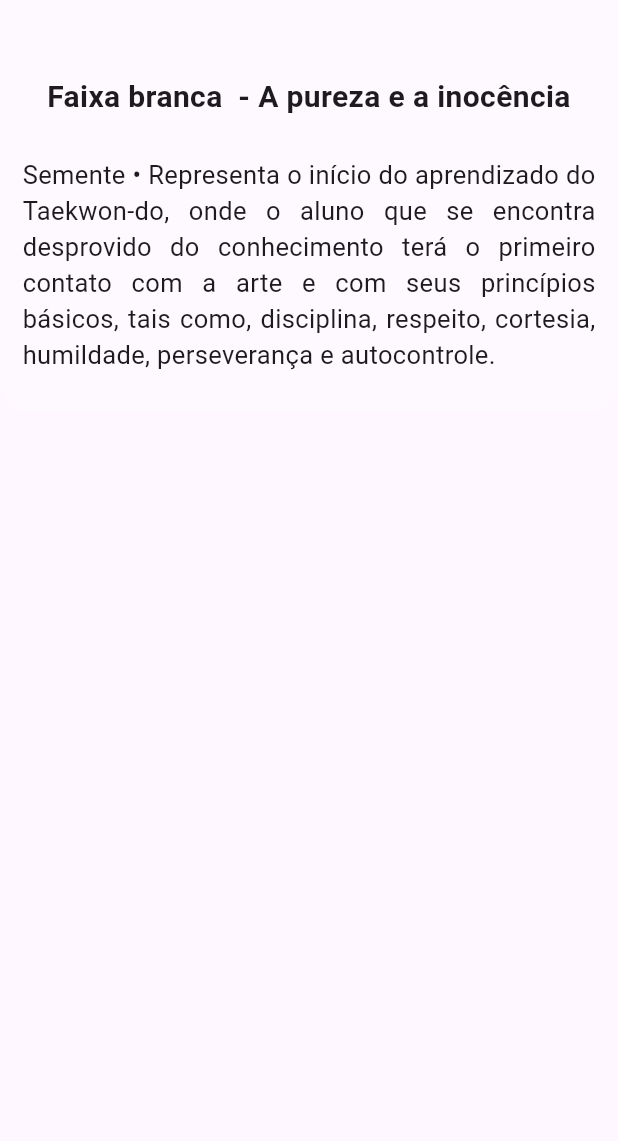
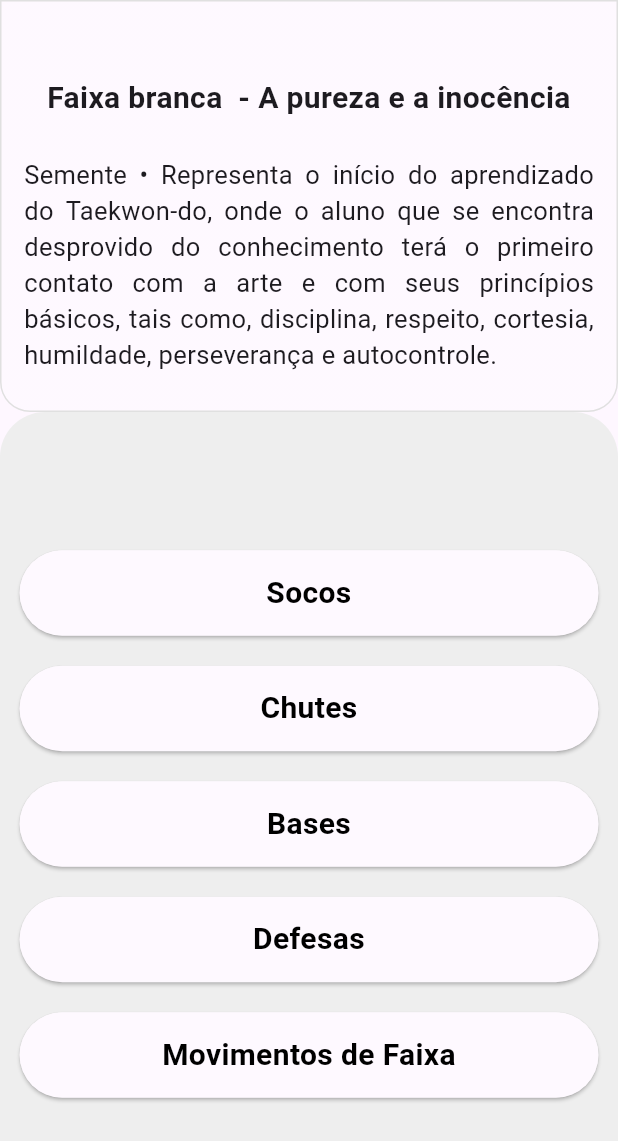
Before and after one commit to douglasadones/young_taekwondo_project_app, a Flutter app: the NavigationbarPage screen opened directly, after a tap on an icon or button, on a phone screen of 412 x 824 dp. Shown: the top 1141 px of the screen. Run offline on Flutter 3.47's test engine with Material 3 defaults, Android fonts, the phone set to English and light mode, and no system bars.

Commit message:
adicionando botoes de movimento

```diff
--- a/lib/src/controller/providers/data_provider.dart
+++ b/lib/src/controller/providers/data_provider.dart
@@ -6,8 +6,12 @@ import 'package:taekwondo_jovem/src/models/dictionary_translator_model.dart';
 import 'package:taekwondo_jovem/src/models/young_taekwondo_project_model.dart';
 
 class DataProvider extends ChangeNotifier {
+  Belt? currentBelt;
   List<Belt> beltList = ObjectDataCreator.beltCreator();
-  YoungTaekwondoProject projectInfoData = ObjectDataCreator.projectInfoCreator();
-  BasicKnowledges basicKnowledgesData = ObjectDataCreator.basicKnowledgesCreator();
-  DictionaryTranslator dictionaryTranslatorData = ObjectDataCreator.dictionaryCreator();
+  YoungTaekwondoProject projectInfoData =
+      ObjectDataCreator.projectInfoCreator();
+  BasicKnowledges basicKnowledgesData =
+      ObjectDataCreator.basicKnowledgesCreator();
+  DictionaryTranslator dictionaryTranslatorData =
+      ObjectDataCreator.dictionaryCreator();
 }
--- a/lib/src/my_app.dart
+++ b/lib/src/my_app.dart
@@ -1,9 +1,9 @@
 import 'package:flutter/material.dart';
 import 'package:provider/provider.dart';
 import 'package:taekwondo_jovem/src/controller/providers/data_provider.dart';
-import 'package:taekwondo_jovem/src/pages/belt_button_page.dart';
+import 'package:taekwondo_jovem/src/pages/selection_belt_page.dart';
 import 'package:taekwondo_jovem/src/pages/home_page.dart';
-import 'package:taekwondo_jovem/src/pages/single_belt_buttons_page.dart';
+import 'package:taekwondo_jovem/src/pages/selected_belt_geral_info_page.dart';
 
 class MyApp extends StatelessWidget {
   const MyApp({super.key});
@@ -22,8 +22,9 @@ class MyApp extends StatelessWidget {
         initialRoute: HomePage.id,
         routes: {
           HomePage.id: (context) => const HomePage(),
-          BeltButtonPage.id: (context) => const BeltButtonPage(),
-          SingleBeltButtonsPage.id: (context) => const SingleBeltButtonsPage(),
+          SelectionBeltPage.id: (context) => const SelectionBeltPage(),
+          SelectedBeltGeralInfoPage.id: (context) =>
+              const SelectedBeltGeralInfoPage(),
         },
       ),
     );
--- a/lib/src/pages/home_page.dart
+++ b/lib/src/pages/home_page.dart
@@ -1,13 +1,7 @@
 import 'package:flutter/material.dart';
 import 'package:taekwondo_jovem/src/consts.dart';
-import 'package:taekwondo_jovem/src/pages/belt_button_page.dart';
+import 'package:taekwondo_jovem/src/pages/selection_belt_page.dart';
 import 'package:taekwondo_jovem/src/utils/reusable_info_card.dart';
-
-enum InfoType {
-  youngTaekowndoProject,
-  knowledges,
-  belts,
-}
 
 class HomePage extends StatelessWidget {
   static String id = "home_page";
@@ -31,7 +25,7 @@ class HomePage extends StatelessWidget {
                   Navigator.push(
                       context,
                       MaterialPageRoute(
-                          builder: (context) => const BeltButtonPage()));
+                          builder: (context) => const SelectionBeltPage()));
                 },
                 cardName: "Faixas",
                 title: "Conteúdo por Faixa",
--- /dev/null
+++ b/lib/src/pages/selected_belt_geral_info_page.dart
@@ -0,0 +1,123 @@
+import 'package:flutter/material.dart';
+import 'package:provider/provider.dart';
+import 'package:taekwondo_jovem/src/controller/providers/data_provider.dart';
+import 'package:taekwondo_jovem/src/models/belt_model.dart';
+import 'package:taekwondo_jovem/src/utils/reusable_button.dart';
+
+class SelectedBeltGeralInfoPage extends StatelessWidget {
+  static String id = 'selected_belt_geral_info_page';
+  final bool? isStrip;
+
+  const SelectedBeltGeralInfoPage({super.key, this.isStrip});
+
+  @override
+  Widget build(BuildContext context) {
+    Belt belt = Provider.of<DataProvider>(context).currentBelt!;
+    return Scaffold(
+      body: Column(
+        crossAxisAlignment: CrossAxisAlignment.stretch,
+        children: [
+          Expanded(
+            child: Container(
+              decoration: BoxDecoration(
+                border: Border.all(color: Colors.grey.shade300),
+                borderRadius: const BorderRadius.only(
+                  bottomLeft: Radius.circular(20),
+                  bottomRight: Radius.circular(20),
+                ),
+                gradient: LinearGradient(
+                  begin: Alignment.centerLeft,
+                  end: Alignment.centerRight,
+                  colors: [
+                    belt.beltColor!.withOpacity(0.2),
+                    belt.beltColor!.withOpacity(0.2),
+                    (isStrip!)
+                        ? belt.stripColor!.withOpacity(0.2)
+                        : belt.beltColor!.withOpacity(0.2),
+                    belt.beltColor!.withOpacity(0.2),
+                  ],
+                ),
+              ),
+              child: Padding(
+                padding: const EdgeInsets.only(top: 50.0),
+                child: Column(
+                  mainAxisAlignment: MainAxisAlignment.center,
+                  children: [
+                    Center(
+                      child: Text(
+                        "Faixa ${belt.beltContent.color} ${(isStrip!) ? 'Ponteira' : ''} - ${belt.beltContent.meaning!.keys.first}",
+                        textAlign: TextAlign.center,
+                        style: const TextStyle(
+                            fontSize: 20.0, fontWeight: FontWeight.bold),
+                      ),
+                    ),
+                    Expanded(
+                      child: Center(
+                        child: Padding(
+                          padding: const EdgeInsets.all(15.0),
+                          child: SingleChildScrollView(
+                            controller: ScrollController(
+                                initialScrollOffset: CircularProgressIndicator
+                                    .strokeAlignCenter),
+                            physics: const AlwaysScrollableScrollPhysics(
+                                parent: BouncingScrollPhysics()),
+                            child: Text(
+                              belt.beltContent.meaning!.values.firstOrNull,
+                              textAlign: TextAlign.justify,
+                              style: const TextStyle(fontSize: 17.0),
+                            ),
+                          ),
+                        ),
+                      ),
+                    ),
+                  ],
+                ),
+              ),
+            ),
+          ),
+          Expanded(
+            flex: 2,
+            child: Container(
+              decoration: BoxDecoration(
+                borderRadius:
+                    const BorderRadius.vertical(top: Radius.circular(30.0)),
+                color: Colors.grey.shade200,
+              ),
+              child: const Padding(
+                padding: EdgeInsets.all(13.0),
+                child: Center(
+                  child: SingleChildScrollView(
+                    child: Column(
+                      crossAxisAlignment: CrossAxisAlignment.stretch,
+                      children: [
+                        ReusableButton(
+                          label: "Socos",
+                        ),
+                        SizedBox(height: 20.0),
+                        ReusableButton(
+                          label: "Chutes",
+                        ),
+                        SizedBox(height: 20.0),
+                        ReusableButton(
+                          label: "Bases",
+                        ),
+                        SizedBox(height: 20.0),
+                        ReusableButton(
+                          label: "Defesas",
+                        ),
+                        SizedBox(height: 20.0),
+                        ReusableButton(
+                          label: "Movimentos de Faixa",
+                        ),
+                      ],
+                    ),
+                  ),
+                ),
+              ),
+            ),
+          ),
+        ],
+      ),
+    );
+  }
+}
--- a/lib/src/pages/belt_button_page.dart
+++ b/lib/src/pages/selection_belt_page.dart
@@ -4,15 +4,15 @@ import 'package:taekwondo_jovem/src/consts.dart';
 import 'package:taekwondo_jovem/src/utils/belt_widget_class.dart';
 import 'package:taekwondo_jovem/src/controller/providers/data_provider.dart';
 
-class BeltButtonPage extends StatefulWidget {
-  static String id = 'faixa_page';
-  const BeltButtonPage({super.key});
+class SelectionBeltPage extends StatefulWidget {
+  static String id = 'selection_belt_page';
+  const SelectionBeltPage({super.key});
 
   @override
-  State<BeltButtonPage> createState() => _BeltButtonPageState();
+  State<SelectionBeltPage> createState() => _SelectionBeltPageState();
 }
 
-class _BeltButtonPageState extends State<BeltButtonPage> {
+class _SelectionBeltPageState extends State<SelectionBeltPage> {
   @override
   Widget build(BuildContext context) {
     final beltList = Provider.of<DataProvider>(context).beltList;
--- a/lib/src/pages/single_belt_buttons_page.dart
+++ /dev/null
@@ -1,83 +0,0 @@
-import 'package:flutter/material.dart';
-import 'package:taekwondo_jovem/src/models/belt_model.dart';
-
-class SingleBeltButtonsPage extends StatelessWidget {
-  static String id = 'SingleBeltButtonsPage';
-  final Belt? belt;
-  final bool? isStrip;
-
-  const SingleBeltButtonsPage({super.key, this.belt, this.isStrip});
-
-  @override
-  Widget build(BuildContext context) {
-    return Scaffold(
-      body: Column(
-        crossAxisAlignment: CrossAxisAlignment.stretch,
-        children: [
-          Expanded(
-            child: Container(
-              decoration: BoxDecoration(
-                borderRadius: const BorderRadius.only(
-                  bottomLeft: Radius.circular(20),
-                  bottomRight: Radius.circular(20),
-                ),
-                gradient: LinearGradient(
-                  begin: Alignment.centerLeft,
-                  end: Alignment.centerRight,
-                  colors: [
-                    belt!.beltColor!.withOpacity(0.2),
-                    belt!.beltColor!.withOpacity(0.2),
-                    (isStrip!)
-                        ? belt!.stripColor!.withOpacity(0.2)
-                        : belt!.beltColor!.withOpacity(0.2),
-                    belt!.beltColor!.withOpacity(0.2),
-                  ],
-                ),
-                // color: belt!.beltColor!.withOpacity(0.3),
-              ),
-              child: Padding(
-                padding: const EdgeInsets.only(top: 50.0),
-                child: Column(
-                  mainAxisAlignment: MainAxisAlignment.center,
-                  children: [
-                    Center(
-                      child: Text(
-                        "Faixa ${belt!.beltContent.color} ${(isStrip!) ? 'Ponteira' : ''} - ${belt!.beltContent.meaning!.keys.first}",
-                        textAlign: TextAlign.center,
-                        style: const TextStyle(
-                            fontSize: 20.0, fontWeight: FontWeight.bold),
-                      ),
-                    ),
-                    Expanded(
-                      child: Center(
-                        child: Padding(
-                          padding: const EdgeInsets.all(15.0),
-                          child: SingleChildScrollView(
-                            controller: ScrollController(
-                                initialScrollOffset: CircularProgressIndicator
-                                    .strokeAlignCenter),
-                            physics: const AlwaysScrollableScrollPhysics(
-                                parent: BouncingScrollPhysics()),
-                            child: Text(
-                              belt!.beltContent.meaning!.values.firstOrNull,
-                              textAlign: TextAlign.justify,
-                              style: const TextStyle(fontSize: 17.0),
-                            ),
-                          ),
-                        ),
-                      ),
-                    ),
-                  ],
-                ),
-              ),
-            ),
-          ),
-          Expanded(
-            flex: 2,
-            child: Container(),
-          ),
-        ],
-      ),
-    );
-  }
-}
--- a/lib/src/utils/belt_widget_class.dart
+++ b/lib/src/utils/belt_widget_class.dart
@@ -1,6 +1,8 @@
 import 'package:flutter/material.dart';
+import 'package:provider/provider.dart';
+import 'package:taekwondo_jovem/src/controller/providers/data_provider.dart';
 import 'package:taekwondo_jovem/src/models/belt_model.dart';
-import 'package:taekwondo_jovem/src/pages/single_belt_buttons_page.dart';
+import 'package:taekwondo_jovem/src/pages/selected_belt_geral_info_page.dart';
 
 class BeltWidget extends StatelessWidget {
   const BeltWidget({
@@ -28,14 +30,16 @@ class BeltWidget extends StatelessWidget {
           child: InkWell(
             borderRadius: BorderRadius.circular(13),
             onTap: () {
+              Provider.of<DataProvider>(context, listen: false).currentBelt =
+                  belt;
               Navigator.push(
-                  context,
-                  MaterialPageRoute(
-                    builder: (context) => SingleBeltButtonsPage(
-                      belt: belt,
-                      isStrip: (stripColor != null) ? true : false,
-                    ),
-                  ));
+                context,
+                MaterialPageRoute(
+                  builder: (context) => SelectedBeltGeralInfoPage(
+                    isStrip: (stripColor != null) ? true : false,
+                  ),
+                ),
+              );
             },
             child: Container(
               padding: const EdgeInsets.symmetric(vertical: 5),
--- a/lib/src/utils/navigationbar_page.dart
+++ b/lib/src/utils/navigationbar_page.dart
@@ -1,6 +1,6 @@
 import 'package:flutter/material.dart';
 
-import 'package:taekwondo_jovem/src/pages/belt_button_page.dart';
+import 'package:taekwondo_jovem/src/pages/selection_belt_page.dart';
 import 'package:taekwondo_jovem/src/pages/second_page.dart';
 import 'package:taekwondo_jovem/src/pages/home_page.dart';
 
@@ -40,7 +40,7 @@ class _NavigationbarPageState extends State<NavigationbarPage> {
         ],
       ),
       body: const <Widget>[
-        BeltButtonPage(),
+        SelectionBeltPage(),
         HomePage(),
         SecondPage(),
       ][selectedIndexPage],
--- /dev/null
+++ b/lib/src/utils/reusable_button.dart
@@ -0,0 +1,50 @@
+import 'package:flutter/material.dart';
+import 'package:provider/provider.dart';
+import 'package:taekwondo_jovem/src/controller/providers/data_provider.dart';
+
+class ReusableButton extends StatelessWidget {
+  final String label;
+  const ReusableButton({
+    required this.label,
+    super.key,
+  });
+
+  @override
+  Widget build(BuildContext context) {
+    return Material(
+      borderRadius: BorderRadius.circular(30.0),
+      elevation: 1.0,
+      child: InkWell(
+        borderRadius: BorderRadius.circular(30.0),
+        onTap: () {},
+        child: Container(
+          height: 57.0,
+          decoration: BoxDecoration(
+              color: Provider.of<DataProvider>(context)
+                  .currentBelt!
+                  .beltColor!
+                  .withOpacity(0.3),
+              // color: Colors.black.withOpacity(0.4),
+              borderRadius: BorderRadius.circular(30.0)),
+          constraints: const BoxConstraints(
+            maxWidth: 200.0,
+            maxHeight: 200.0,
+          ),
+          child: Center(
+            child: Padding(
+              padding: const EdgeInsets.all(8.0),
+              child: Text(
+                label,
+                textAlign: TextAlign.center,
+                style: const TextStyle(
+                    color: Colors.black,
+                    fontSize: 20.0,
+                    fontWeight: FontWeight.w600),
+              ),
+            ),
+          ),
+        ),
+      ),
+    );
+  }
+}
```
